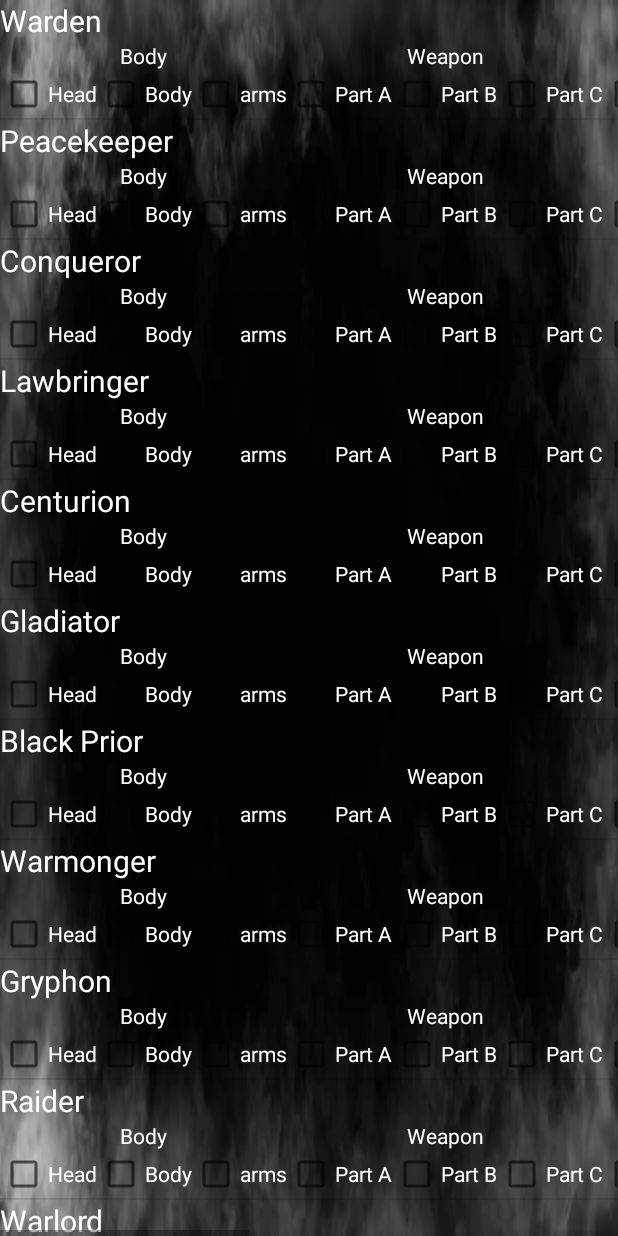
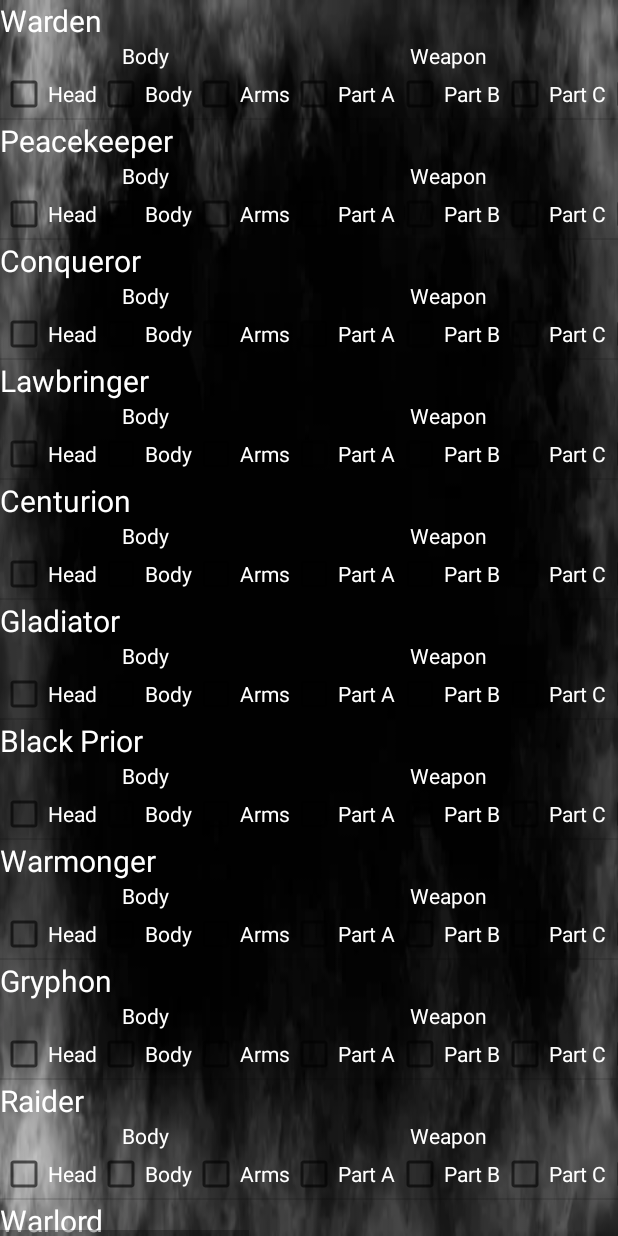
Before and after one commit to Scorpio859/MSDassign, an Android app: the GearActivity screen opened directly, with no data from a screen before it, on a phone screen of 412 x 824 dp. Run offline under Robolectric (Android 15) with nearby library versions, the phone set to English and light mode, and no system bars.

Commit message:
Capitalized A in "arms" to match other checkbox text in the event gear tracker activity

```diff
--- a/app/src/main/res/layout/gear_row.xml
+++ b/app/src/main/res/layout/gear_row.xml
@@ -63,7 +63,7 @@
         android:id="@+id/armsCheck"
         android:layout_width="wrap_content"
         android:layout_height="wrap_content"
-        android:text="arms"
+        android:text="Arms"
         android:textColor="@color/white"
         app:layout_constraintStart_toEndOf="@+id/bodyCheck"
         app:layout_constraintTop_toBottomOf="@+id/bodyText" />
```
